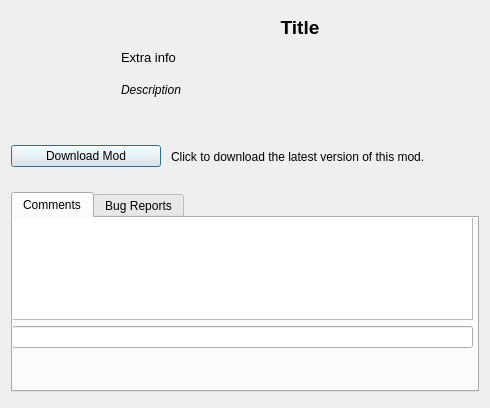
This is src/_res/modvault/mod.ui in FAForever/client as Qt 5 draws it before an edit. The edited form follows.
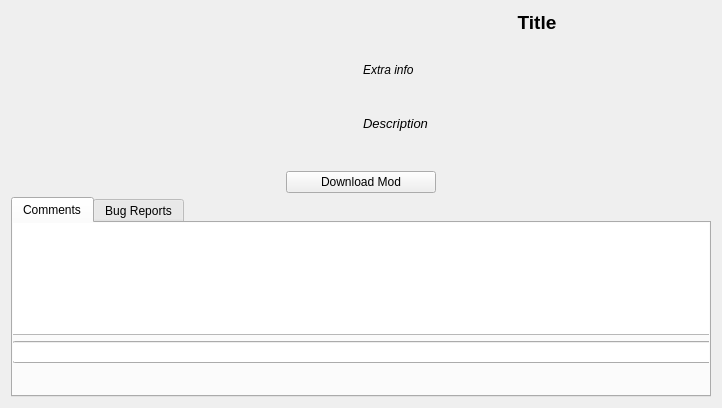
This is the edited form.

Patch:
```diff
--- a/src/_res/modvault/mod.ui
+++ b/src/_res/modvault/mod.ui
@@ -6,7 +6,7 @@
    <rect>
     <x>0</x>
     <y>0</y>
-    <width>490</width>
+    <width>712</width>
     <height>408</height>
    </rect>
   </property>
@@ -17,20 +17,20 @@
    <item row="0" column="0">
     <layout class="QVBoxLayout" name="verticalLayout">
      <property name="spacing">
-      <number>10</number>
+      <number>4</number>
      </property>
      <property name="bottomMargin">
-      <number>5</number>
+      <number>0</number>
      </property>
      <item>
       <layout class="QHBoxLayout" name="horizontalLayout">
        <property name="topMargin">
-        <number>5</number>
+        <number>0</number>
        </property>
        <property name="bottomMargin">
-        <number>5</number>
+        <number>0</number>
        </property>
-       <item alignment="Qt::AlignTop">
+       <item alignment="Qt::AlignLeft|Qt::AlignTop">
         <widget class="QLabel" name="Picture">
          <property name="minimumSize">
           <size>
@@ -59,7 +59,7 @@
            <property name="maximumSize">
             <size>
              <width>5000</width>
-             <height>30</height>
+             <height>25</height>
             </size>
            </property>
            <property name="font">
@@ -83,18 +83,22 @@
            <property name="maximumSize">
             <size>
              <width>16777215</width>
-             <height>20</height>
+             <height>60</height>
             </size>
            </property>
            <property name="font">
             <font>
              <family>Segoe UI</family>
-             <pointsize>10</pointsize>
+             <pointsize>9</pointsize>
+             <italic>true</italic>
             </font>
            </property>
            <property name="text">
             <string>Extra info</string>
            </property>
+           <property name="alignment">
+            <set>Qt::AlignLeading|Qt::AlignLeft|Qt::AlignTop</set>
+           </property>
           </widget>
          </item>
          <item alignment="Qt::AlignTop">
@@ -108,7 +112,7 @@
            <property name="font">
             <font>
              <family>Segoe UI</family>
-             <pointsize>9</pointsize>
+             <pointsize>10</pointsize>
              <italic>true</italic>
             </font>
            </property>
@@ -137,18 +141,14 @@
            <height>16777215</height>
           </size>
          </property>
+         <property name="focusPolicy">
+          <enum>Qt::NoFocus</enum>
+         </property>
          <property name="text">
           <string>Download Mod</string>
          </property>
         </widget>
        </item>
-       <item>
-        <widget class="QLabel" name="DownloadLabel">
-         <property name="text">
-          <string>Click to download the latest version of this mod.</string>
-         </property>
-        </widget>
-       </item>
       </layout>
      </item>
      <item>
@@ -161,14 +161,32 @@
        </property>
        <property name="minimumSize">
         <size>
-         <width>0</width>
+         <width>700</width>
          <height>200</height>
         </size>
        </property>
+       <property name="maximumSize">
+        <size>
+         <width>700</width>
+         <height>400</height>
+        </size>
+       </property>
        <property name="currentIndex">
         <number>0</number>
        </property>
        <widget class="QWidget" name="CommentsTab">
+        <property name="minimumSize">
+         <size>
+          <width>400</width>
+          <height>0</height>
+         </size>
+        </property>
+        <property name="maximumSize">
+         <size>
+          <width>700</width>
+          <height>16777215</height>
+         </size>
+        </property>
         <attribute name="title">
          <string>Comments</string>
         </attribute>
@@ -177,16 +195,25 @@
           <rect>
            <x>-1</x>
            <y>-1</y>
-           <width>461</width>
+           <width>702</width>
            <height>141</height>
           </rect>
          </property>
          <layout class="QVBoxLayout" name="verticalLayout_3">
+          <property name="spacing">
+           <number>6</number>
+          </property>
           <property name="bottomMargin">
-           <number>10</number>
+           <number>0</number>
           </property>
           <item>
            <widget class="QListWidget" name="Comments">
+            <property name="minimumSize">
+             <size>
+              <width>690</width>
+              <height>0</height>
+             </size>
+            </property>
             <property name="verticalScrollMode">
              <enum>QAbstractItemView::ScrollPerPixel</enum>
             </property>
@@ -199,6 +226,18 @@
         </widget>
        </widget>
        <widget class="QWidget" name="BrokenTab">
+        <property name="minimumSize">
+         <size>
+          <width>400</width>
+          <height>0</height>
+         </size>
+        </property>
+        <property name="maximumSize">
+         <size>
+          <width>700</width>
+          <height>16777215</height>
+         </size>
+        </property>
         <attribute name="title">
          <string>Bug Reports</string>
         </attribute>
@@ -207,16 +246,22 @@
           <rect>
            <x>-1</x>
            <y>9</y>
-           <width>461</width>
+           <width>692</width>
            <height>141</height>
           </rect>
          </property>
          <layout class="QVBoxLayout" name="verticalLayout_4">
           <property name="bottomMargin">
-           <number>10</number>
+           <number>0</number>
           </property>
           <item>
            <widget class="QListWidget" name="BugReports">
+            <property name="minimumSize">
+             <size>
+              <width>690</width>
+              <height>0</height>
+             </size>
+            </property>
             <property name="selectionMode">
              <enum>QAbstractItemView::NoSelection</enum>
             </property>
```
